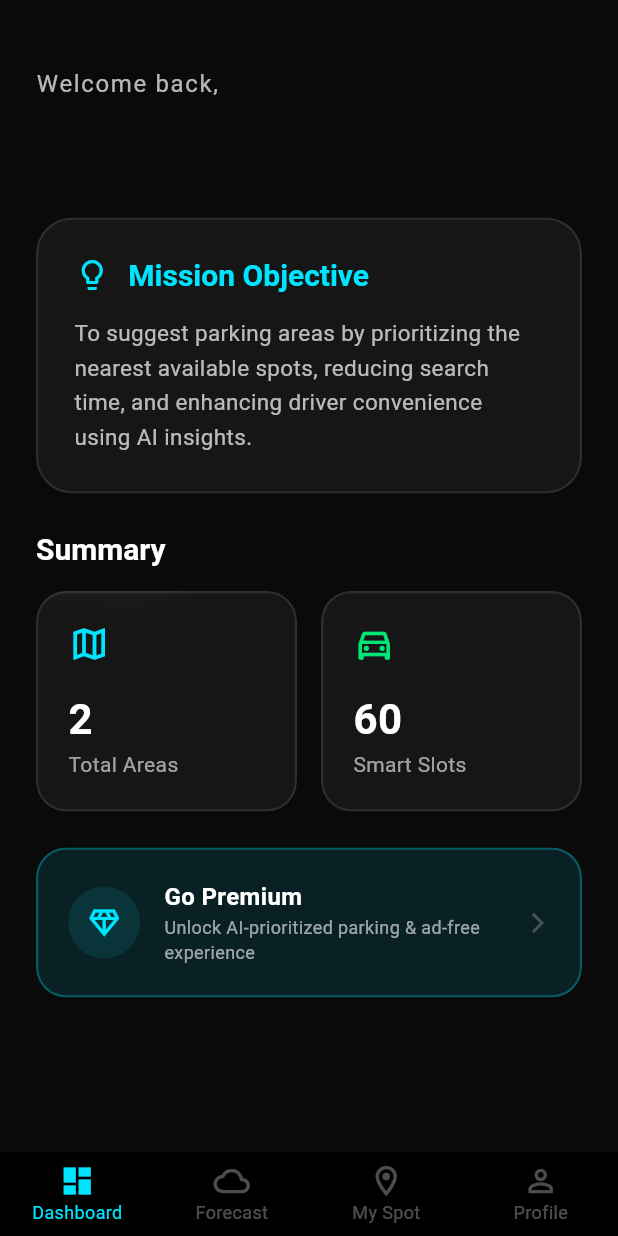
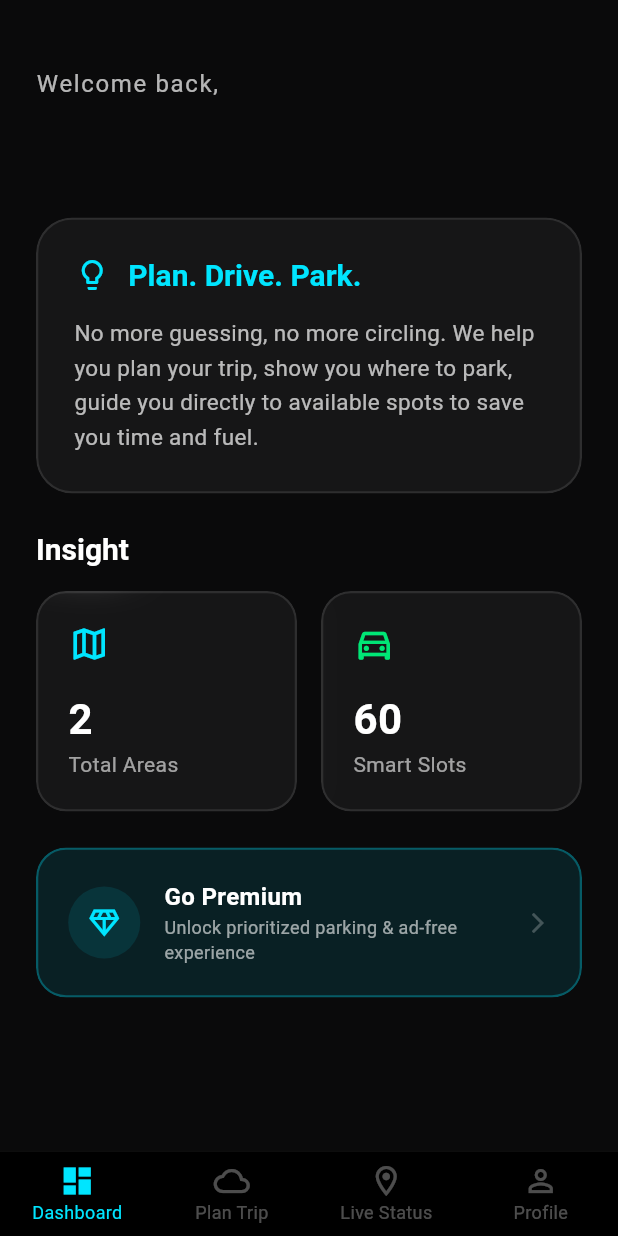
Before and after one commit to Nawranx/FYP--Integrated-Parking-System-, a Flutter app: the screen it shows once a user with an empty profile is signed in, on a phone screen of 412 x 824 dp. Run offline on Flutter 3.47's test engine with Material 3 defaults, Android fonts, the phone set to English and light mode, and no system bars; our stand-ins replace cloud_firestore, firebase_auth, firebase_core; accounts and stored records are empty.

Commit message:
Update README, detector backend, and Flutter app screens

```diff
--- a/parking_app/lib/screens/main_home_screen.dart
+++ b/parking_app/lib/screens/main_home_screen.dart
@@ -53,12 +53,12 @@ class _MainHomeScreenState extends State<MainHomeScreen> {
             BottomNavigationBarItem(
               icon: Icon(Icons.cloud_outlined),
               activeIcon: Icon(Icons.wb_sunny_outlined),
-              label: 'Forecast',
+              label: 'Plan Trip',
             ),
             BottomNavigationBarItem(
               icon: Icon(Icons.location_on_outlined),
               activeIcon: Icon(Icons.location_on),
-              label: 'My Spot',
+              label: 'Live Status',
             ),
             BottomNavigationBarItem(
               icon: Icon(Icons.person_outline),
--- a/parking_app/lib/screens/parking_detail_screen.dart
+++ b/parking_app/lib/screens/parking_detail_screen.dart
@@ -255,7 +255,7 @@ class _ParkingDetailScreenState extends State<ParkingDetailScreen> {
                             color: Colors.black,
                           ),
                         )
-                      : const Text('Analyze Patterns'),
+                      : const Text('Check Availability'),
                 ),
               ),
               if (_predictionError.isNotEmpty)
@@ -316,7 +316,7 @@ class _ParkingDetailScreenState extends State<ParkingDetailScreen> {
               crossAxisAlignment: CrossAxisAlignment.start,
               children: [
                 const Text(
-                  'AI Prediction',
+                  'Prediction',
                   style: TextStyle(color: Colors.white54, fontSize: 12),
                 ),
                 Text(
--- a/parking_app/lib/services/api_service.dart
+++ b/parking_app/lib/services/api_service.dart
@@ -6,7 +6,7 @@ import '../models/parking_area.dart';
 class ApiService {
   // Use 10.0.2.2 for Android Emulator, 127.0.0.1 for iOS/Desktop
   // If testing on real device, use your machine's local IP (e.g., 192.168.1.x)
-  static const String baseUrl = 'http://10.0.2.2:5000';
+  static const String baseUrl = 'http://172.16.119.120:5000';
 
   Future<List<ParkingArea>> getAreas() async {
     try {
--- a/parking_app/lib/tabs/dashboard_tab.dart
+++ b/parking_app/lib/tabs/dashboard_tab.dart
@@ -78,7 +78,7 @@ class _DashboardTabState extends State<DashboardTab> {
                     ),
                     const SizedBox(width: 12),
                     Text(
-                      'Mission Objective',
+                      'Plan. Drive. Park.',
                       style: Theme.of(context).textTheme.titleLarge?.copyWith(
                         color: AppTheme.neonCyan,
                         fontWeight: FontWeight.bold,
@@ -88,7 +88,7 @@ class _DashboardTabState extends State<DashboardTab> {
                 ),
                 const SizedBox(height: 16),
                 const Text(
-                  'To suggest parking areas by prioritizing the nearest available spots, reducing search time, and enhancing driver convenience using AI insights.',
+                  'No more guessing, no more circling. We help you plan your trip, show you where to park, guide you directly to available spots to save you time and fuel.',
                   style: TextStyle(
                     color: Colors.white70,
                     fontSize: 15,
@@ -102,7 +102,7 @@ class _DashboardTabState extends State<DashboardTab> {
           const SizedBox(height: 24),
 
           Text(
-            'Summary',
+            'Insight',
             style: Theme.of(
               context,
             ).textTheme.titleLarge?.copyWith(fontWeight: FontWeight.bold),
@@ -171,7 +171,7 @@ class _DashboardTabState extends State<DashboardTab> {
                           ),
                         ),
                         Text(
-                          'Unlock AI-prioritized parking & ad-free experience',
+                          'Unlock prioritized parking & ad-free experience',
                           style: TextStyle(color: Colors.white60, fontSize: 12),
                         ),
                       ],
@@ -229,7 +229,7 @@ class _DashboardTabState extends State<DashboardTab> {
             ),
             const SizedBox(height: 40),
             _buildPackageItem('Monthly Pro', '\$4.99', 'Per Month', [
-              'AI Forecasting',
+              'Availabity Forecasting',
               'Priority Support',
               'Ad-Free',
             ], false),
--- a/parking_app/lib/tabs/forecast_tab.dart
+++ b/parking_app/lib/tabs/forecast_tab.dart
@@ -92,12 +92,12 @@ class _ForecastTabState extends State<ForecastTab> {
           crossAxisAlignment: CrossAxisAlignment.start,
           children: [
             Text(
-              'AI Forecaster',
+              'Plan your Trip NoW',
               style: Theme.of(context).textTheme.headlineLarge,
             ),
             const SizedBox(height: 8),
             const Text(
-              'Search locations to view predicted availability for the next 30 days.',
+              'Search locations to view the slots availability for the next 30 days.',
               style: TextStyle(color: Colors.white60),
             ),
           ],
--- a/parking_app/lib/tabs/smart_suggestion_tab.dart
+++ b/parking_app/lib/tabs/smart_suggestion_tab.dart
@@ -131,12 +131,12 @@ class _SmartSuggestionTabState extends State<SmartSuggestionTab> {
         children: [
           const SizedBox(height: 40),
           Text(
-            'Smart Suggestion',
+            'Live Slot Status and Navigation',
             style: Theme.of(context).textTheme.headlineLarge,
           ),
           const SizedBox(height: 8),
           const Text(
-            'Prioritizing convenience and reducing your search time.',
+            'Track live slot availability and navigate to free slot. Prioritizing convenience and reducing your search time.',
             style: TextStyle(color: Colors.white60),
           ),
           const SizedBox(height: 32),
```
Also changed, not shown: 2 other files.
